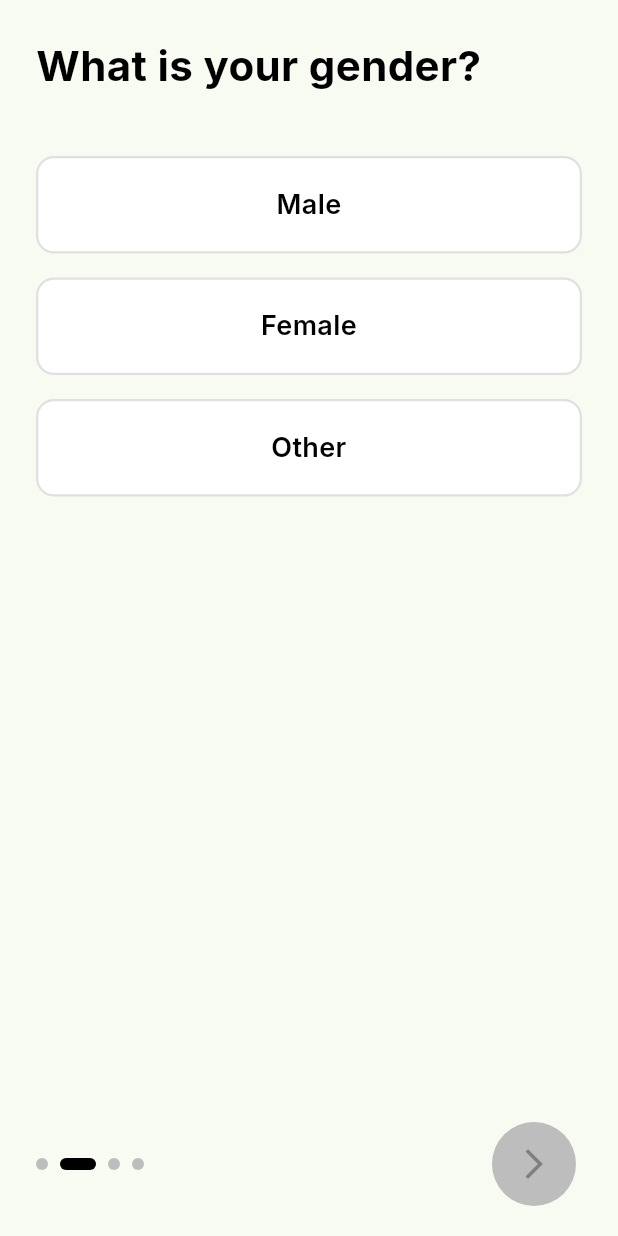
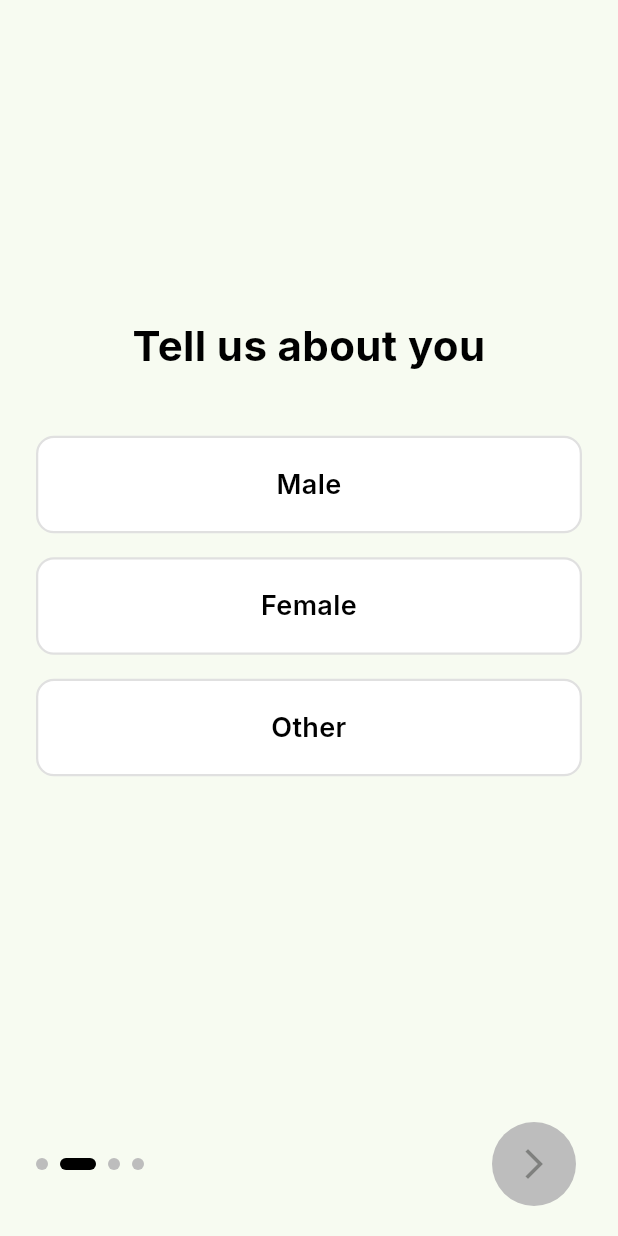
Before and after one commit to neelakandanz/NutriO, a Flutter app: the screen it shows after launch, swiped to page 2, on a phone screen of 412 x 824 dp. Run offline on Flutter 3.47's test engine with Material 3 defaults, Android fonts, the phone set to English and light mode, and no system bars; our stand-ins replace flutter_riverpod, google_fonts.

Commit message:
update ui

```diff
--- a/lib/src/view/onboarding_screen.dart
+++ b/lib/src/view/onboarding_screen.dart
@@ -6,7 +6,6 @@
 import 'package:flutter/material.dart';
 import 'package:flutter_riverpod/flutter_riverpod.dart';
 import 'package:google_fonts/google_fonts.dart';
-
 import '../provider/OnboardingNotifier.dart';
 
 class OnboardingScreen extends ConsumerWidget {
@@ -114,7 +113,7 @@ class OnboardingScreen extends ConsumerWidget {
               padding: const EdgeInsets.all(16),
               elevation: 0,
             ).copyWith(
-               backgroundColor: MaterialStateProperty.resolveWith<Color>(
+              backgroundColor: MaterialStateProperty.resolveWith<Color>(
                 (Set<MaterialState> states) {
                   if (states.contains(MaterialState.disabled)) {
                     return Colors.grey.shade400; // Disabled color
@@ -161,13 +160,17 @@ class _OnboardingPageTemplate extends StatelessWidget {
   @override
   Widget build(BuildContext context) {
     return Padding(
-      padding: const EdgeInsets.all(24.0),
+      padding: const EdgeInsets.symmetric(horizontal: 24.0),
       child: Column(
+        // ✅ BEST PRACTICE: Vertically center the content within the PageView.
         mainAxisAlignment: MainAxisAlignment.center,
-        crossAxisAlignment: CrossAxisAlignment.start,
+        // ✅ BEST PRACTICE: Horizontally center the title and child widgets.
+        crossAxisAlignment: CrossAxisAlignment.center,
         children: [
           Text(
             title,
+            // ✅ UX: Ensure title text is centered, especially if it wraps.
+            textAlign: TextAlign.center,
             style: GoogleFonts.inter(
               fontSize: 28,
               fontWeight: FontWeight.bold,
@@ -176,12 +179,14 @@ class _OnboardingPageTemplate extends StatelessWidget {
           ),
           const SizedBox(height: 40),
           child,
-          const Spacer(),
+          // ❌ REMOVED: The Spacer was pushing all content to the top.
+          // const Spacer(),
         ],
       ),
     );
   }
 }
+
 
 /// Page 1: Age Selector
 class _AgeSliderPage extends ConsumerWidget {
@@ -217,7 +222,7 @@ class _GenderSelectorPage extends ConsumerWidget {
     final notifier = ref.read(onboardingProvider.notifier);
 
     return _OnboardingPageTemplate(
-      title: "What is your gender?",
+      title: "Tell us about you", // UX Tweak: More conversational title
       child: Column(
         children: [
           _GenderOption(
```
